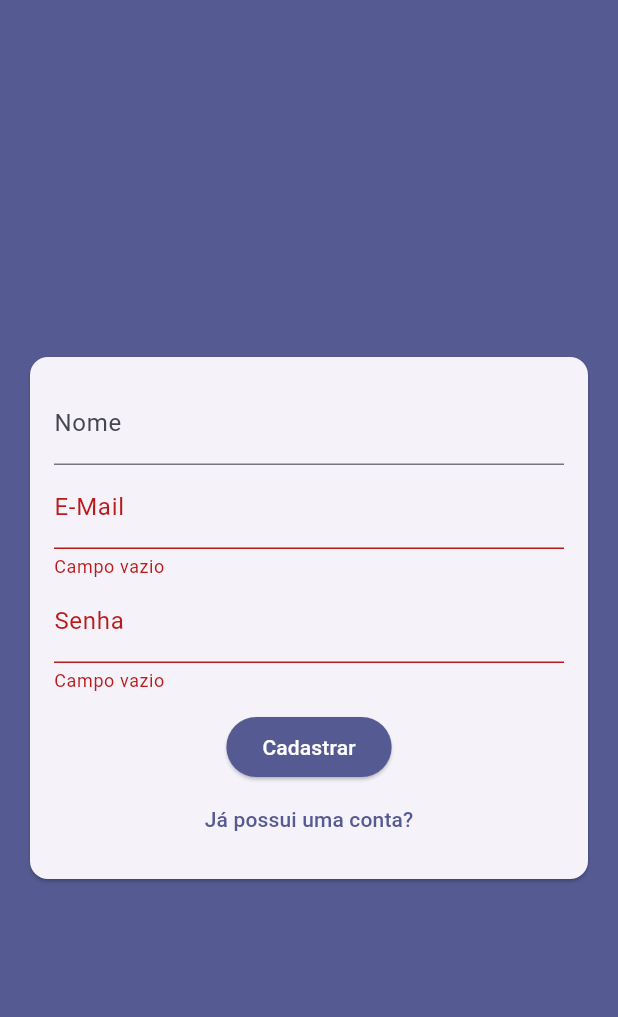
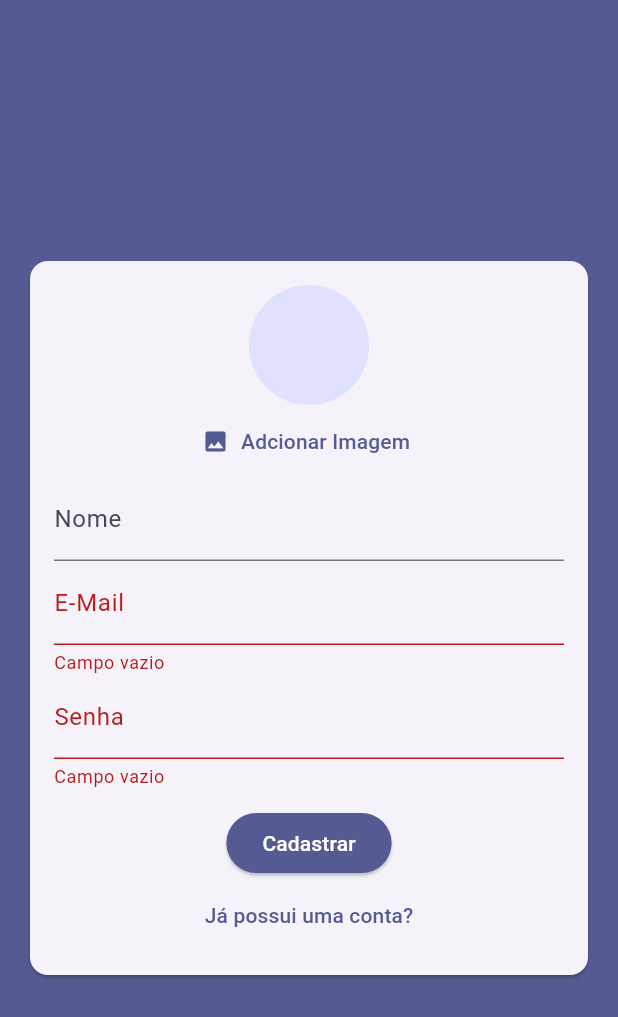
Before and after one commit to cleitonaraujo89/chat, a Flutter app: the screen it shows after launch, after a tap on "Entrar", after a tap on "Criar uma nova conta?", on a phone screen of 412 x 824 dp. Shown: the top 1017 px of the screen. Run offline on Flutter 3.47's test engine with Material 3 defaults, Android fonts, the phone set to English and light mode, and no system bars; our stand-ins replace cloud_firestore, firebase_auth, firebase_core, image_picker; accounts and stored records are empty.

Commit message:
User_image_picker

```diff
--- a/lib/widgets/auth_form.dart
+++ b/lib/widgets/auth_form.dart
@@ -2,6 +2,7 @@
 
 import 'package:chat/models/auth_data.dart';
 import 'package:chat/utils/form_validations.dart';
+import 'package:chat/widgets/user_image_picker.dart';
 import 'package:flutter/material.dart';
 
 class AuthForm extends StatefulWidget {
@@ -71,6 +72,7 @@ class _AuthFormState extends State<AuthForm> {
                 duration: Duration(milliseconds: 350),
                 child: Column(
                   children: [
+                    if (!_authData.isLogin) UserImagePicker(),
                     if (!_authData.isLogin)
                       TextFormField(
                         key: ValueKey('name'),
--- /dev/null
+++ b/lib/widgets/user_image_picker.dart
@@ -0,0 +1,48 @@
+import 'dart:io';
+
+import 'package:flutter/material.dart';
+import 'package:image_picker/image_picker.dart';
+
+class UserImagePicker extends StatefulWidget {
+  const UserImagePicker({super.key});
+
+  @override
+  State<UserImagePicker> createState() => _UserImagePickerState();
+}
+
+class _UserImagePickerState extends State<UserImagePicker> {
+  File? _pickedImageFile;
+
+  Future<void> _pickImage() async {
+    final picker = ImagePicker();
+
+    final pickedImage = await picker.pickImage(source: ImageSource.camera);
+
+    if (pickedImage == null) {
+      print('Nenhuma imagem selecionada.');
+      return;
+    }
+
+    setState(() {
+      _pickedImageFile = File(pickedImage.path);
+    });
+  }
+
+  @override
+  Widget build(BuildContext context) {
+    return Column(
+      children: [
+        CircleAvatar(
+          backgroundImage:
+              _pickedImageFile != null ? FileImage(_pickedImageFile!) : null,
+          radius: 40,
+        ),
+        TextButton.icon(
+          onPressed: _pickImage,
+          label: Text('Adcionar Imagem'),
+          icon: Icon(Icons.image),
+        )
+      ],
+    );
+  }
+}
```
Also changed, not shown: 1 other file.
